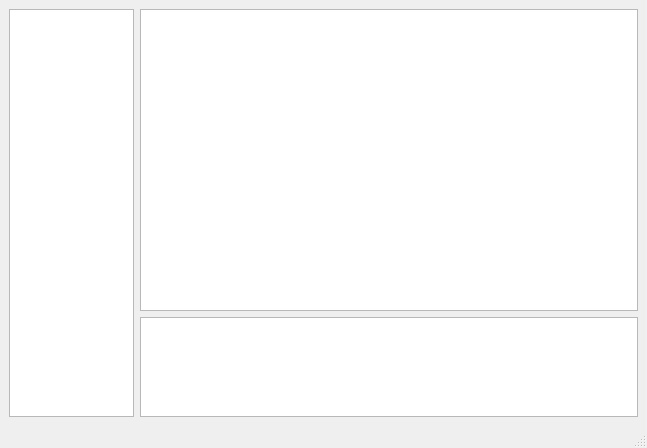
icpz/large-sunglasses, file mainwindow.ui: the form before one commit.
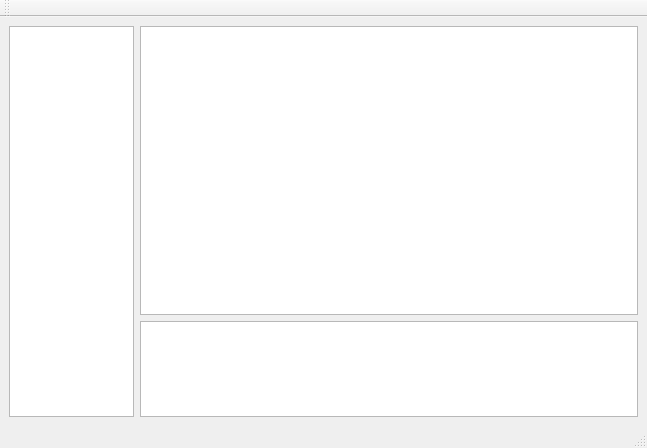
The form after the commit.

What changed in the file:
```diff
--- a/mainwindow.ui
+++ b/mainwindow.ui
@@ -18,14 +18,7 @@
     <item row="0" column="0">
      <layout class="QHBoxLayout" name="horizontalLayout" stretch="1,4">
       <item>
-       <widget class="QListView" name="listView">
-        <property name="sizePolicy">
-         <sizepolicy hsizetype="Expanding" vsizetype="Expanding">
-          <horstretch>0</horstretch>
-          <verstretch>0</verstretch>
-         </sizepolicy>
-        </property>
-       </widget>
+       <widget class="QListWidget" name="listWidget"/>
       </item>
       <item>
        <layout class="QVBoxLayout" name="verticalLayout" stretch="3,1">
@@ -65,15 +58,16 @@
    </layout>
   </widget>
   <widget class="QStatusBar" name="statusbar"/>
-  <widget class="QMenuBar" name="menuBar">
-   <property name="geometry">
-    <rect>
-     <x>0</x>
-     <y>0</y>
-     <width>647</width>
-     <height>22</height>
-    </rect>
+  <widget class="QToolBar" name="toolBar">
+   <property name="windowTitle">
+    <string>toolBar</string>
    </property>
+   <attribute name="toolBarArea">
+    <enum>TopToolBarArea</enum>
+   </attribute>
+   <attribute name="toolBarBreak">
+    <bool>false</bool>
+   </attribute>
   </widget>
  </widget>
  <resources/>
```
